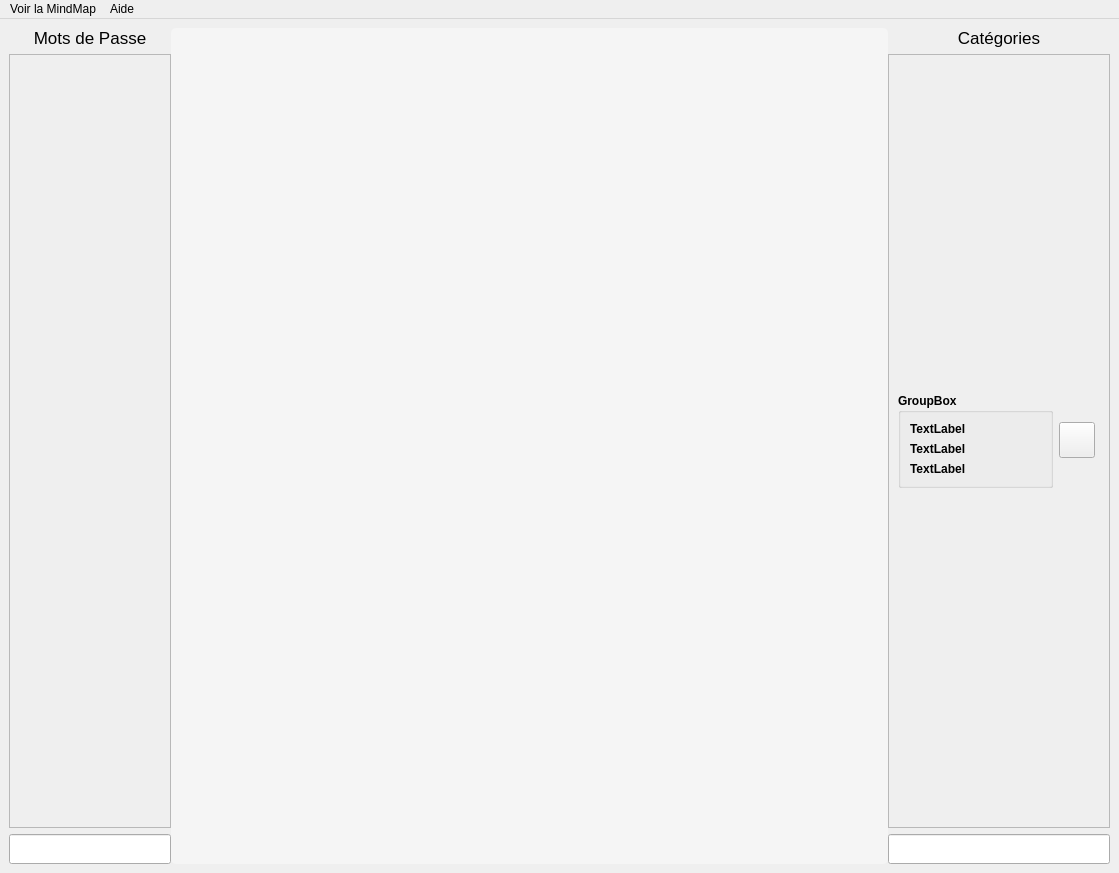
This is Interface_graphique/PyQt/UI/fenetreGestion.ui in MindPass/Code as Qt 5 draws it before an edit. The edited form follows.
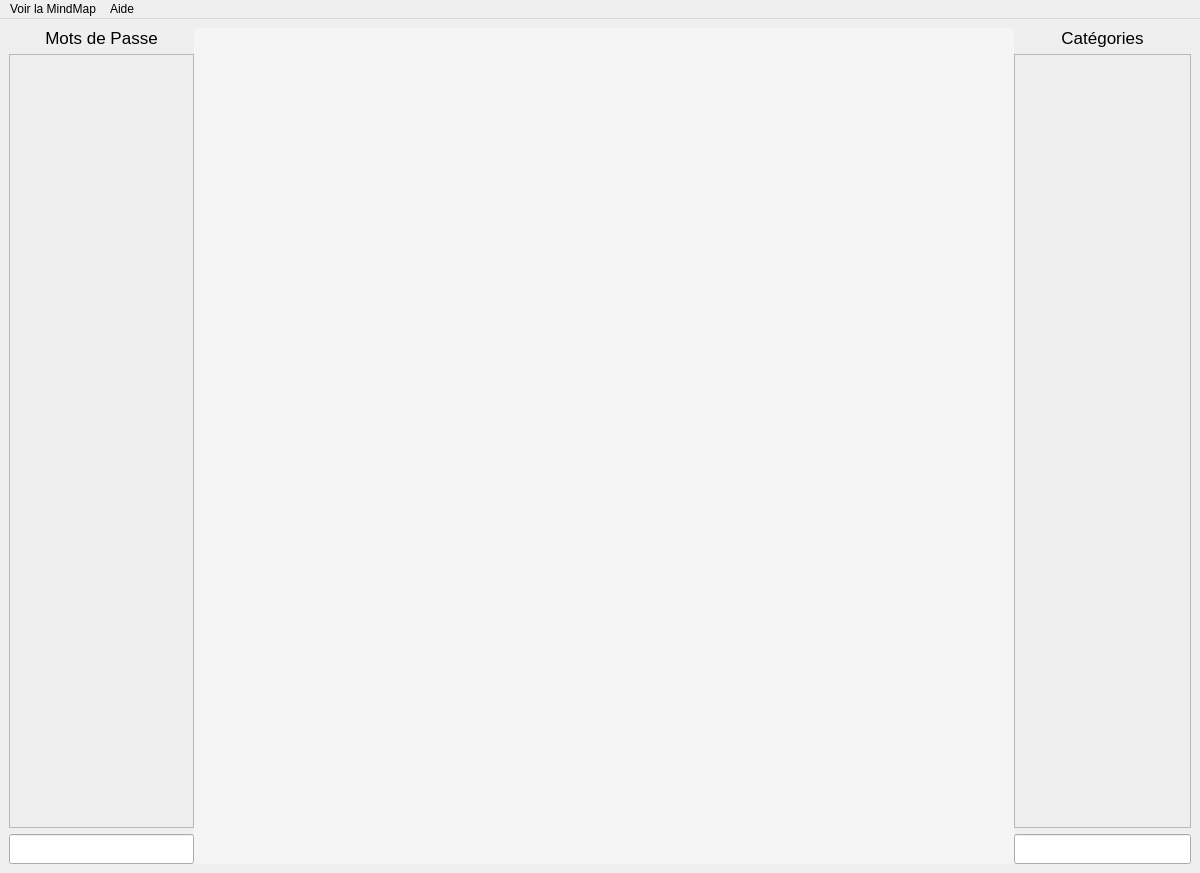
This is the edited form. Icons and pictures are not drawn.

Patch:
```diff
--- a/Interface_graphique/PyQt/UI/fenetreGestion.ui
+++ b/Interface_graphique/PyQt/UI/fenetreGestion.ui
@@ -9,7 +9,7 @@
    <rect>
     <x>0</x>
     <y>0</y>
-    <width>1119</width>
+    <width>1200</width>
     <height>873</height>
    </rect>
   </property>
@@ -143,7 +143,7 @@
             <rect>
              <x>0</x>
              <y>0</y>
-             <width>255</width>
+             <width>274</width>
              <height>701</height>
             </rect>
            </property>
@@ -216,7 +216,7 @@
             <rect>
              <x>0</x>
              <y>0</y>
-             <width>578</width>
+             <width>621</width>
              <height>797</height>
             </rect>
            </property>
@@ -262,7 +262,7 @@
             <rect>
              <x>0</x>
              <y>0</y>
-             <width>244</width>
+             <width>263</width>
              <height>701</height>
             </rect>
            </property>
@@ -270,62 +270,6 @@
             <property name="rightMargin">
              <number>14</number>
             </property>
-            <item>
-             <layout class="QHBoxLayout" name="ligne_categorie">
-              <item>
-               <widget class="QGroupBox" name="groupBox_2">
-                <property name="font">
-                 <font>
-                  <weight>75</weight>
-                  <bold>true</bold>
-                 </font>
-                </property>
-                <property name="title">
-                 <string>GroupBox</string>
-                </property>
-                <layout class="QVBoxLayout" name="verticalLayout_5">
-                 <item>
-                  <widget class="QLabel" name="sites_lies_cat">
-                   <property name="text">
-                    <string>TextLabel</string>
-                   </property>
-                  </widget>
-                 </item>
-                 <item>
-                  <widget class="QLabel" name="sites_lies_cat_2">
-                   <property name="text">
-                    <string>TextLabel</string>
-                   </property>
-                  </widget>
-                 </item>
-                 <item>
-                  <widget class="QLabel" name="sites_lies_cat_3">
-                   <property name="text">
-                    <string>TextLabel</string>
-                   </property>
-                  </widget>
-                 </item>
-                </layout>
-               </widget>
-              </item>
-              <item>
-               <widget class="QPushButton" name="pushButton_cat">
-                <property name="enabled">
-                 <bool>true</bool>
-                </property>
-                <property name="maximumSize">
-                 <size>
-                  <width>36</width>
-                  <height>36</height>
-                 </size>
-                </property>
-                <property name="text">
-                 <string/>
-                </property>
-               </widget>
-              </item>
-             </layout>
-            </item>
            </layout>
           </widget>
          </widget>
@@ -357,7 +301,7 @@
     <rect>
      <x>0</x>
      <y>0</y>
-     <width>1119</width>
+     <width>1200</width>
      <height>38</height>
     </rect>
    </property>
```
Left out of the diff: 1 changed line with no effect on the pictures.
